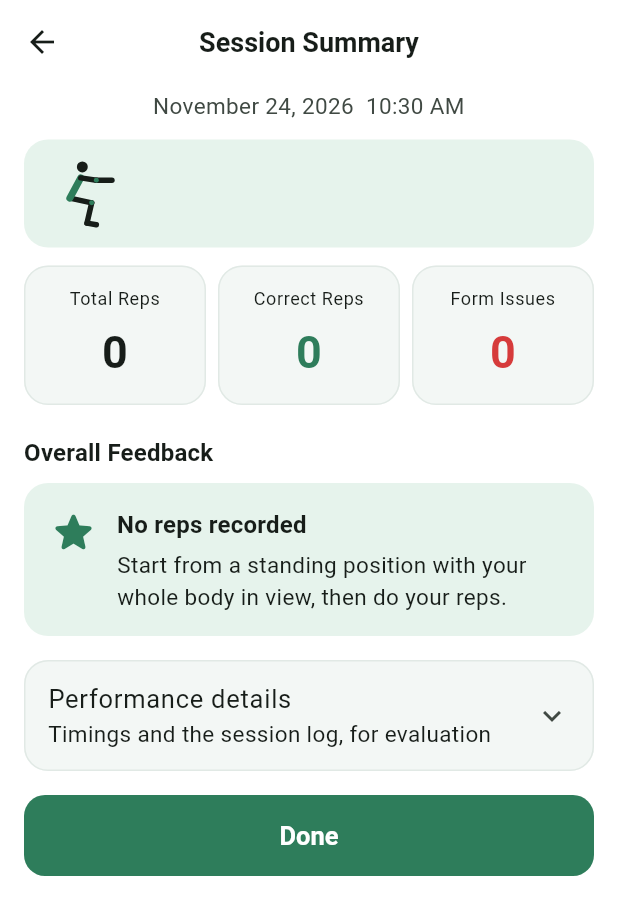
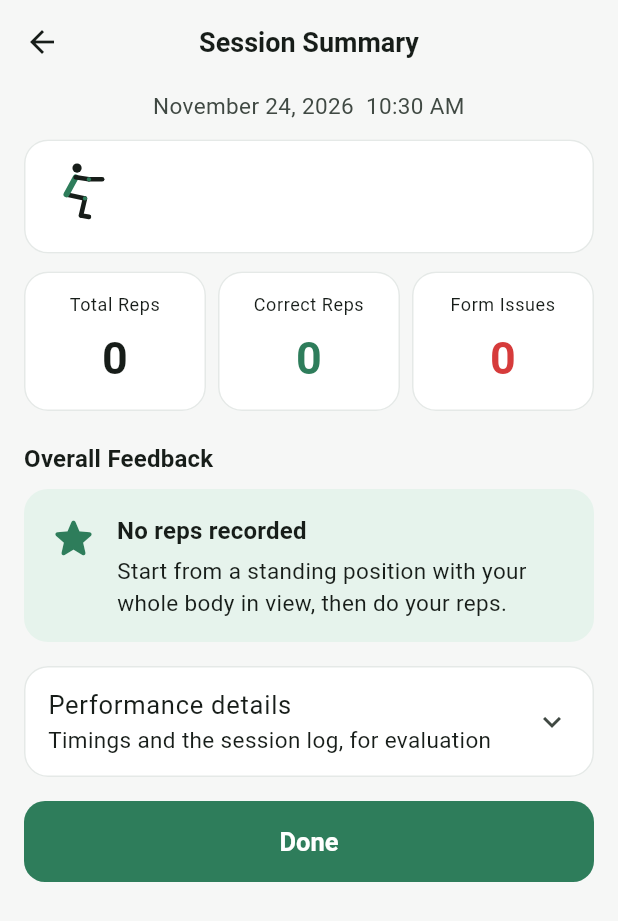
Before and after one commit to marimbel/formcoach-app, a Flutter app: the SessionSummaryScreen screen opened directly with empty values, on a phone screen of 412 x 824 dp. Shown: the top 921 px of the screen. Run offline on Flutter 3.47's test engine with Material 3 defaults, Android fonts, the phone set to English and light mode, and no system bars; our stand-ins replace camera, flutter_tts, shared_preferences; missing offline and left inert: google_mlkit_commons, google_mlkit_pose_detection, tflite_flutter; accounts and stored records are empty.

Commit message:
Cleaner UI: form score ring, progress chart, README screens
- Session Summary: 0-100 form score ring and 'Fix this first'
- History tab becomes Progress: form-score trend, score badges
- Home: left-aligned header, form-check count per exercise
- Lighter theme: soft grey background, white cards, amber for 'Fair'
- README: App section with rendered screens (docs/screens) and a link
  to the training guide

Co-Authored-By: Claude Opus 5.5 <noreply@anthropic.com>
Claude-Session: https://claude.ai/code/session_01VRRhNpGJgQRDi5aXkCKYag

```diff
--- a/mobile/lib/models/session_stats.dart
+++ b/mobile/lib/models/session_stats.dart
@@ -35,6 +35,17 @@ class SessionStats {
       sorted,
     );
   }
+
+  /// Form score 0-100: the share of judged reps (good or flagged) with no form issue.
+  bool get hasScore => correctReps + issueReps > 0;
+  int get formScore => hasScore ? (100 * correctReps / (correctReps + issueReps)).round() : 0;
+  String get scoreLabel => formScore >= 85
+      ? 'Excellent'
+      : formScore >= 70
+          ? 'Good'
+          : formScore >= 50
+              ? 'Fair'
+              : 'Needs work';
 
   MapEntry<String, int>? get mostCommon => issues.isEmpty ? null : issues.first;
   List<MapEntry<String, int>> get otherIssues => issues.length > 1 ? issues.sublist(1) : const [];
--- a/mobile/lib/screens/shell.dart
+++ b/mobile/lib/screens/shell.dart
@@ -43,7 +43,7 @@ class _AppShellState extends State<AppShell> {
         },
         destinations: const [
           NavigationDestination(icon: Icon(Icons.home_outlined), selectedIcon: Icon(Icons.home), label: 'Home'),
-          NavigationDestination(icon: Icon(Icons.bar_chart_outlined), selectedIcon: Icon(Icons.bar_chart), label: 'History'),
+          NavigationDestination(icon: Icon(Icons.bar_chart_outlined), selectedIcon: Icon(Icons.bar_chart), label: 'Progress'),
           NavigationDestination(icon: Icon(Icons.settings_outlined), selectedIcon: Icon(Icons.settings), label: 'Settings'),
         ],
       ),
--- a/mobile/lib/screens/summary_screen.dart
+++ b/mobile/lib/screens/summary_screen.dart
@@ -8,6 +8,7 @@ import '../models/form_errors.dart';
 import '../models/session_stats.dart';
 import '../theme.dart';
 import '../widgets/exercise_figure.dart';
+import '../widgets/score_ring.dart';
 import 'trainer_screen.dart';
 
 /// Mockup screen 4: Session Summary. Used after a session and when opening one from History.
@@ -29,14 +30,23 @@ class SessionSummaryScreen extends StatelessWidget {
         Text(formatSessionDate(st.started),
             textAlign: TextAlign.center, style: t.bodyMedium?.copyWith(color: Theme.of(context).colorScheme.onSurfaceVariant)),
         const SizedBox(height: 12),
-        Container(
-          padding: const EdgeInsets.symmetric(horizontal: 16, vertical: 10),
-          decoration: BoxDecoration(color: fc.successSoft, borderRadius: BorderRadius.circular(16)),
-          child: Row(children: [
-            ExerciseFigure(exercise: st.exercise, size: 52),
-            const SizedBox(width: 16),
-            Text(exerciseName(st.exercise), style: t.titleLarge?.copyWith(fontWeight: FontWeight.w700)),
-          ]),
+        Card(
+          child: Padding(
+            padding: const EdgeInsets.fromLTRB(16, 12, 16, 20),
+            child: Column(children: [
+              Row(children: [
+                ExerciseFigure(exercise: st.exercise, size: 44),
+                const SizedBox(width: 12),
+                Text(exerciseName(st.exercise), style: t.titleLarge?.copyWith(fontWeight: FontWeight.w700)),
+              ]),
+              if (st.hasScore) ...[
+                const SizedBox(height: 12),
+                ScoreRing(score: st.formScore, label: st.scoreLabel),
+                const SizedBox(height: 8),
+                Text('Form score · out of 100', style: t.bodySmall),
+              ],
+            ]),
+          ),
         ),
         const SizedBox(height: 12),
         Row(children: [
@@ -48,7 +58,7 @@ class SessionSummaryScreen extends StatelessWidget {
         ]),
         if (top != null) ...[
           const SizedBox(height: 20),
-          Text('Most Common Issue', style: t.titleMedium?.copyWith(fontWeight: FontWeight.w700)),
+          Text('Fix this first', style: t.titleMedium?.copyWith(fontWeight: FontWeight.w700)),
           const SizedBox(height: 8),
           Material(
             color: fc.dangerSoft,
```
Also changed, not shown: mobile/lib/screens/history_screen.dart (+98 -11 lines), mobile/lib/screens/home_screen.dart (+14 -13 lines), mobile/lib/theme.dart (+7 -4 lines), mobile/lib/widgets/score_ring.dart (added, +83 -0 lines), docs/screens/banner.png (added), docs/screens/home.png (added), docs/screens/live.png (added), docs/screens/progress.png (added), docs/screens/summary.png (added), docs/screens/trainer.png (added), 4 other files.
